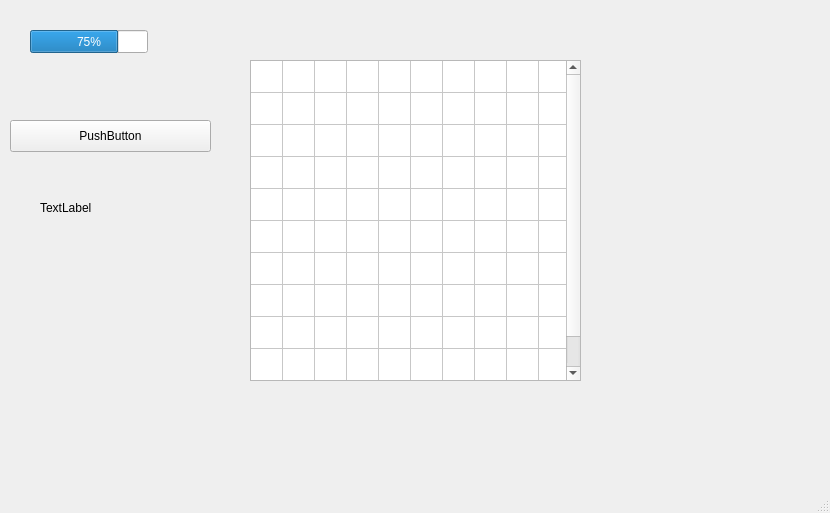
Above: mainwindow.ui from MatushaI/lab3Game before the change. Below: the same form after it.
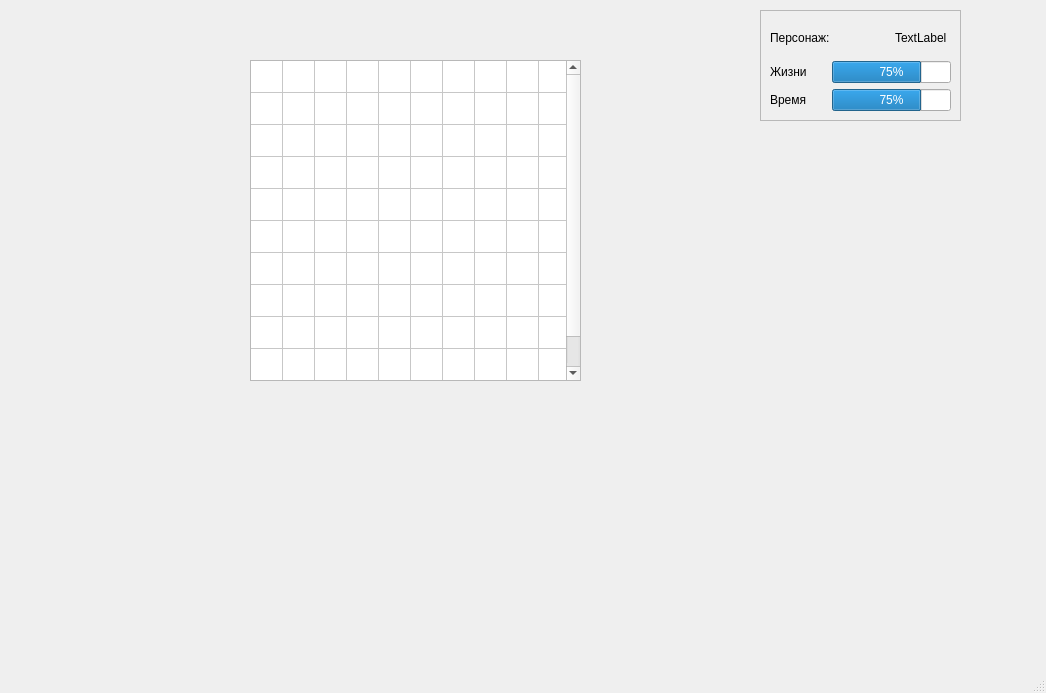
That is the form after the change.

Diff of the .ui file:
```diff
--- a/mainwindow.ui
+++ b/mainwindow.ui
@@ -9,8 +9,8 @@
    <rect>
     <x>0</x>
     <y>0</y>
-    <width>830</width>
-    <height>513</height>
+    <width>1046</width>
+    <height>693</height>
    </rect>
   </property>
   <property name="cursor">
@@ -110,47 +110,71 @@
     <column/>
     <column/>
    </widget>
-   <widget class="QProgressBar" name="progressBar">
+   <widget class="QFrame" name="frame">
     <property name="geometry">
      <rect>
-      <x>30</x>
-      <y>30</y>
-      <width>118</width>
-      <height>23</height>
-     </rect>
-    </property>
-    <property name="minimum">
-     <number>0</number>
-    </property>
-    <property name="value">
-     <number>75</number>
-    </property>
-   </widget>
-   <widget class="QPushButton" name="pushButton">
-    <property name="geometry">
-     <rect>
-      <x>10</x>
-      <y>120</y>
+      <x>760</x>
+      <y>10</y>
       <width>201</width>
-      <height>32</height>
+      <height>111</height>
      </rect>
     </property>
-    <property name="text">
-     <string>PushButton</string>
+    <property name="frameShape">
+     <enum>QFrame::StyledPanel</enum>
     </property>
-   </widget>
-   <widget class="QLabel" name="label">
-    <property name="geometry">
-     <rect>
-      <x>40</x>
-      <y>200</y>
-      <width>151</width>
-      <height>16</height>
-     </rect>
+    <property name="frameShadow">
+     <enum>QFrame::Raised</enum>
     </property>
-    <property name="text">
-     <string>TextLabel</string>
-    </property>
+    <layout class="QGridLayout" name="gridLayout">
+     <item row="3" column="1" colspan="2">
+      <widget class="QProgressBar" name="progressBar_2">
+       <property name="minimum">
+        <number>0</number>
+       </property>
+       <property name="value">
+        <number>75</number>
+       </property>
+      </widget>
+     </item>
+     <item row="3" column="0">
+      <widget class="QLabel" name="label_4">
+       <property name="text">
+        <string>Время</string>
+       </property>
+      </widget>
+     </item>
+     <item row="2" column="0">
+      <widget class="QLabel" name="label_2">
+       <property name="text">
+        <string>Жизни</string>
+       </property>
+      </widget>
+     </item>
+     <item row="2" column="1" colspan="2">
+      <widget class="QProgressBar" name="progressBar">
+       <property name="minimum">
+        <number>0</number>
+       </property>
+       <property name="value">
+        <number>75</number>
+       </property>
+      </widget>
+     </item>
+     <item row="0" column="2">
+      <widget class="QLabel" name="label_3">
+       <property name="text">
+        <string>TextLabel</string>
+       </property>
+      </widget>
+     </item>
+     <item row="0" column="0" colspan="2">
+      <widget class="QLabel" name="label">
+       <property name="text">
+        <string>Персонаж: </string>
+       </property>
+      </widget>
+     </item>
+    </layout>
    </widget>
   </widget>
   <widget class="QMenuBar" name="menubar">
```
Left out of the diff: 7 changed lines with no effect on the pictures.
